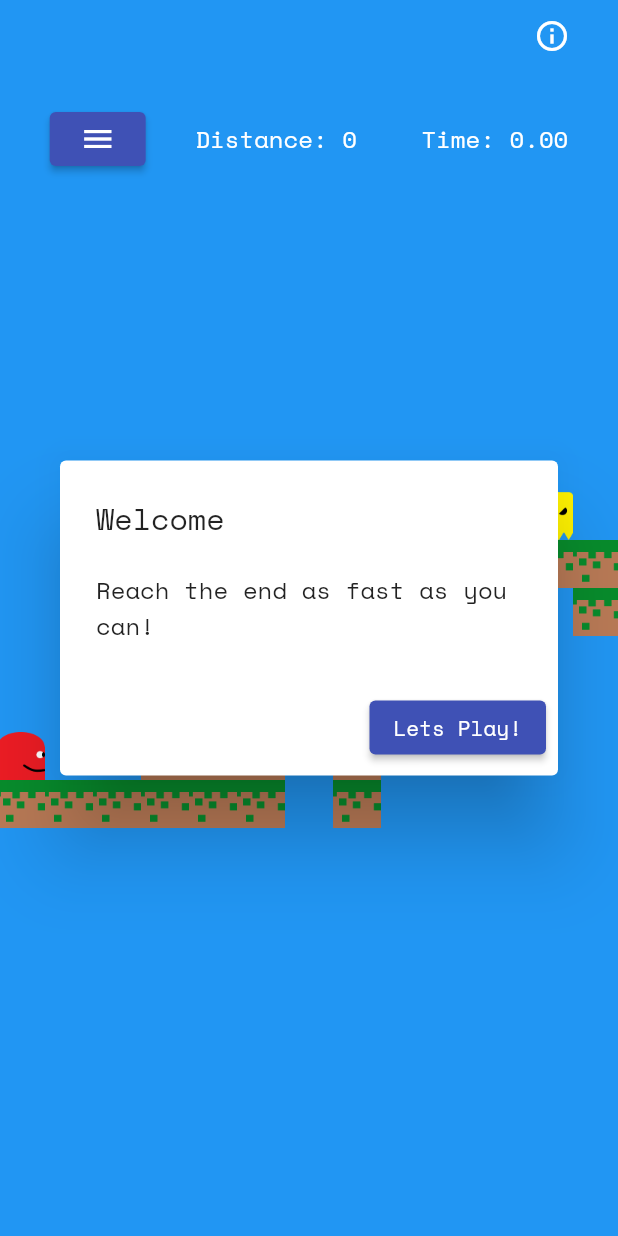
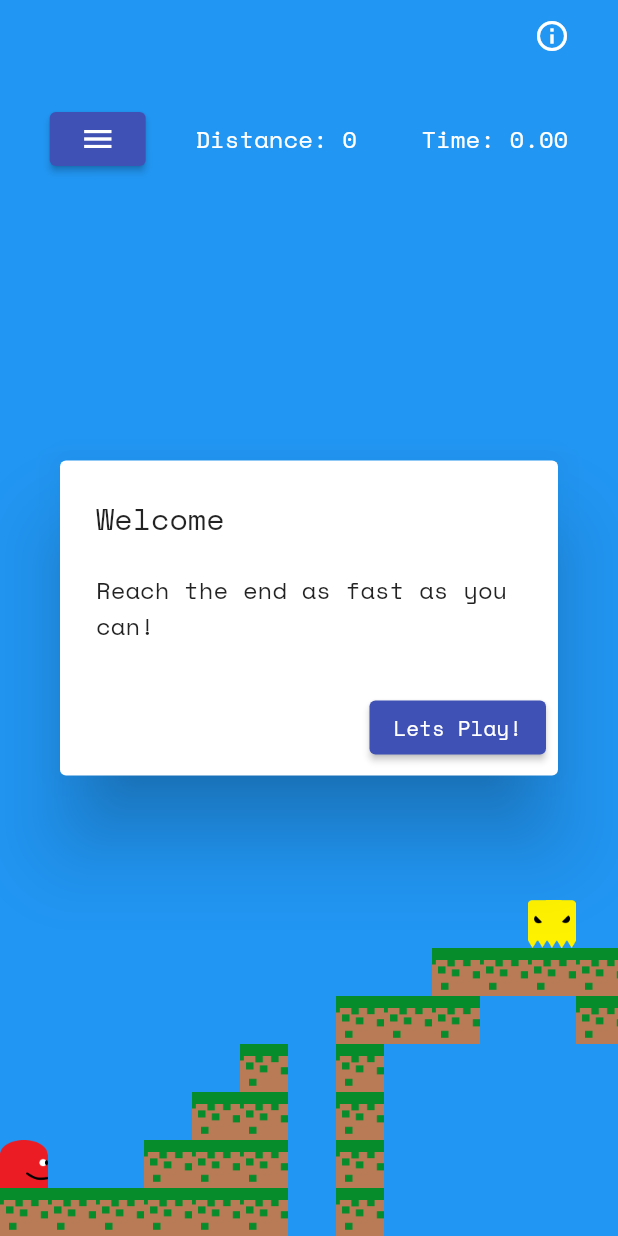
Before and after one commit to nlatham1999/Flutter_Game_2, a Flutter app: the GameScreen screen opened directly, on a phone screen of 412 x 824 dp. Run offline on Flutter 3.47's test engine with Material 2 defaults, Android fonts, the phone set to English and light mode, and no system bars; our stand-ins replace fluttertoast, share_plus.

Commit message:
updating screen fits

```diff
--- a/lib/constants.dart
+++ b/lib/constants.dart
@@ -2,4 +2,5 @@ const int kCellSize = 16;
 const String kWebUrl = "https://monstermaze.io";
 const String kSiteName = "Monster Maze";
 const int kNumCellsWidth = 12;
+const int kNumCellsHeight = 16;
 const String kStartText = "Welcome to monster maze. In this game you are a small red cube and your goal is to make it to the end of the map.\n\nDrag Left or Right to move.\nDrag Up up to Jump.\nThe farther you drag the faster you go  \n\nOn a keyboard these are the left/right arrow keys, the space bar to jump, and holding down shift + arrow key to sprint \n\nYou will encounter different dangerous elements in your journey. Good Luck.";
--- a/lib/controllers/gamecontroller.dart
+++ b/lib/controllers/gamecontroller.dart
@@ -33,7 +33,7 @@ class GameController  extends ChangeNotifier{
   late double cellHeight;
 
   late double offsetX;
-  double offsetY;
+  late double offsetY;
   Size screenSize;
 
   int playerStartX = -1;
@@ -54,73 +54,78 @@ class GameController  extends ChangeNotifier{
   Set<String> keyPressed = {};
 
   GameController({
-    required this.offsetY,
     required this.screenSize,
     required this.level,
   }){
 
     viewMapWidth = kNumCellsWidth;
-    int viewMapHeight = 16;
 
-    int divisor = viewMapWidth;
-    if(screenSize.height < screenSize.width){
-      divisor = 18;
+
+    //see if changing the
+
+    double cellSize = 0;
+    if(screenSize.width < screenSize.height) {
+      cellSize = getCellSizePotrait();
+    }else{
+      cellSize = getCellSizeLandscape();
     }
 
+    // }
+    cellHeight = cellSize;
+    cellWidth = cellSize;
+
+    offsetX = (screenSize.width - (cellSize * (viewMapWidth))) / 2;
+    offsetY = screenSize.height - (cellSize * kNumCellsHeight);
+
+    reset();
+
+    // updateViewMap();
+  }
+
+  //get the cell size in pixels
+  double getCellSizeLandscape(){
+
+    int divisor = kNumCellsHeight;
+
     double minDimension = screenSize.shortestSide;
-
-    //additional check to make sure there is room for buttons in potrait mode
-    //there are cases where it is in potrait mode but the height is barely bigger than the width
-    //so instead of comparing height and width, we compare width and height*(2/3)
-    //so at the bare minimum there will be a third of the space left at the bottom for buttons
-    // if (screenSize.height > screenSize.width) {
-    //   if (screenSize.height * 2 / 3 < screenSize.width){
-    //     minDimension = screenSize.height * 2 / 3;
-    //   }
-    // }
 
     double size = (minDimension/divisor);
     double remainder = size % kCellSize;
     double roundDown = size - remainder;
 
-    //make sure the height doesn't push everything down if we are in potrait mode
-    //calculate the max size of each s
-    if(screenSize.width < screenSize.height){
-      double twoThirds = screenSize.height;
-      double sizeY = twoThirds / viewMapHeight;
-      double remainderY = sizeY % kCellSize;
-      double roundDownY = sizeY - remainderY;
-      if(roundDownY < roundDown){
-        roundDown = roundDownY;
-      }
+    return roundDown;
+  }
+
+  //get the cell size in pixels for potrait mode
+  double getCellSizePotrait(){
+    int viewMapHeight = 16;
+
+    int divisor = viewMapWidth;
+
+    double minDimension = screenSize.shortestSide;
+
+    double size = (minDimension/divisor);
+    double remainder = size % kCellSize;
+    double roundDown = size - remainder;
+
+    //try with the view map width shortened
+    double size2 = (minDimension/(divisor-1));
+    double remainder2 = size2 % kCellSize;
+    double roundDown2 = size2 - remainder2;
+    if(roundDown2 > roundDown){
+      roundDown = roundDown2;
+      viewMapWidth -= 1;
     }
 
-    //see if changing the
+    double twoThirds = screenSize.height;
+    double sizeY = twoThirds / viewMapHeight;
+    double remainderY = sizeY % kCellSize;
+    double roundDownY = sizeY - remainderY;
+    if(roundDownY < roundDown){
+      roundDown = roundDownY;
+    }
 
-    double cellSize = roundDown;
-    // }
-    cellHeight = cellSize;
-    cellWidth = cellSize;
-
-    //code to fit the entire screen for landscape mode
-    //not using this because we want the buttons on the side
-    // if(screenSize.height < screenSize.width){
-    //   numCellsToDisplay = screenSize.width ~/ cellWidth;
-    //   numCellsToDisplay -= 4;
-    //   if(numCellsToDisplay > 100){
-    //     numCellsToDisplay = 100;
-    //   }
-    //   if(numCellsToDisplay > level.mapTemplate[0].length - 1){
-    //     numCellsToDisplay = level.mapTemplate[0].length - 1;
-    //   }
-    //   viewMapWidth = numCellsToDisplay;
-    // }
-
-    offsetX = (screenSize.width - (cellSize * (viewMapWidth))) / 2;
-
-    reset();
-
-    // updateViewMap();
+    return roundDown;
   }
 
   void reset(){
--- a/lib/models/units/fireballmonster.dart
+++ b/lib/models/units/fireballmonster.dart
@@ -13,7 +13,7 @@ class FireballMonster extends Unit {
   @override
    bool playerHittingFromBelowAction(GameController gameController){
     gameController.gameOver = true;
-    gameController.gameOverText = "You hit a fireball :(";
+    gameController.gameOverText = "You ran into a fireball :(";
     return true;
   }
 
--- a/lib/views/gamescreen.dart
+++ b/lib/views/gamescreen.dart
@@ -60,7 +60,7 @@ class _GameScreenState extends State<GameScreen> {
     super.initState();
     size = MediaQueryData.fromWindow(WidgetsBinding.instance.window).size;
     _level = widget.level;
-    _gameController = GameController(offsetY: 40, screenSize: size, level: _level);
+    _gameController = GameController(screenSize: size, level: _level);
     mapAsString = _gameController.level.mapTemplate.join("\n");
     _buttonsPositions = ButtonsPositions(_gameController.offsetY + (_gameController.cellHeight * 17), _gameController.offsetX, (_gameController.viewMapWidth + 1) * _gameController.cellWidth, size);
     _startTimer();
--- a/lib/views/utils/viewutils.dart
+++ b/lib/views/utils/viewutils.dart
@@ -27,6 +27,9 @@ class ViewUtils {
     ];
 
     offsetX -= width / 2;
+    if(offsetX < 0) {
+      offsetX = 0;
+    }
 
     int vL = viewMapLeft ~/ kCellSize;
     // if(vL > 0){
```
Also changed, not shown: lib/views/home.dart (+6 -5 lines), 3 other files.
